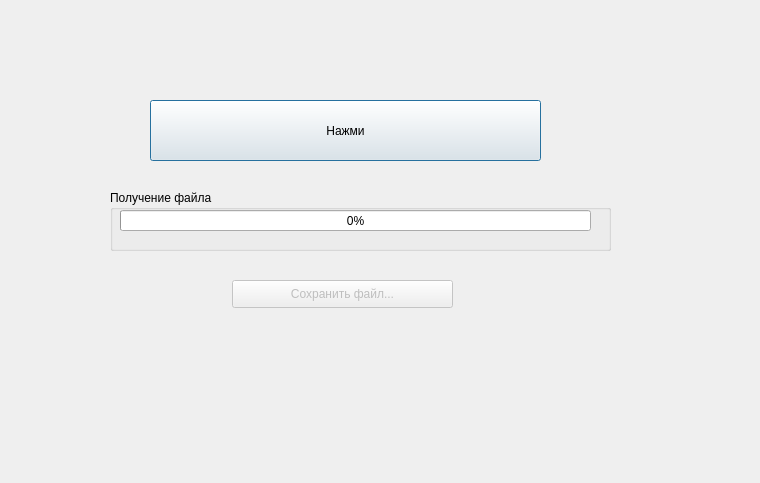
slmir/test, file first/recieve_file_mode.ui: the form before one commit.
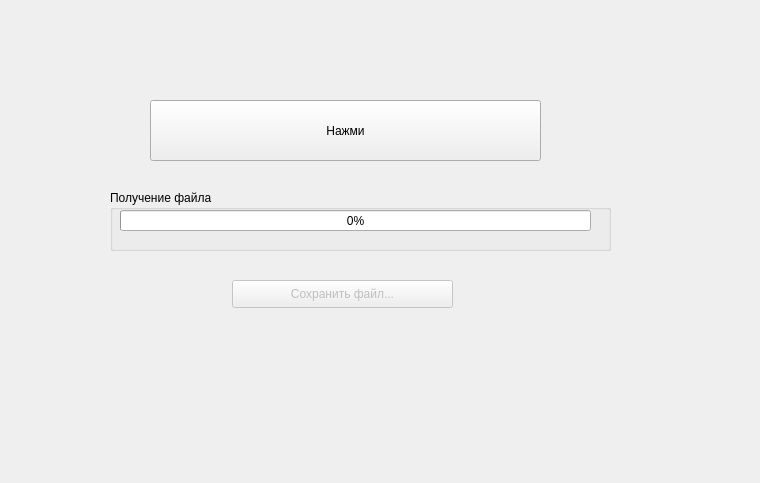
The form after the commit.

```diff
--- a/first/recieve_file_mode.ui
+++ b/first/recieve_file_mode.ui
@@ -1,7 +1,7 @@
 <?xml version="1.0" encoding="UTF-8"?>
 <ui version="4.0">
  <class>Recieve_file_mode</class>
- <widget class="QDialog" name="Recieve_file_mode">
+ <widget class="QWidget" name="Recieve_file_mode">
   <property name="geometry">
    <rect>
     <x>0</x>
```
